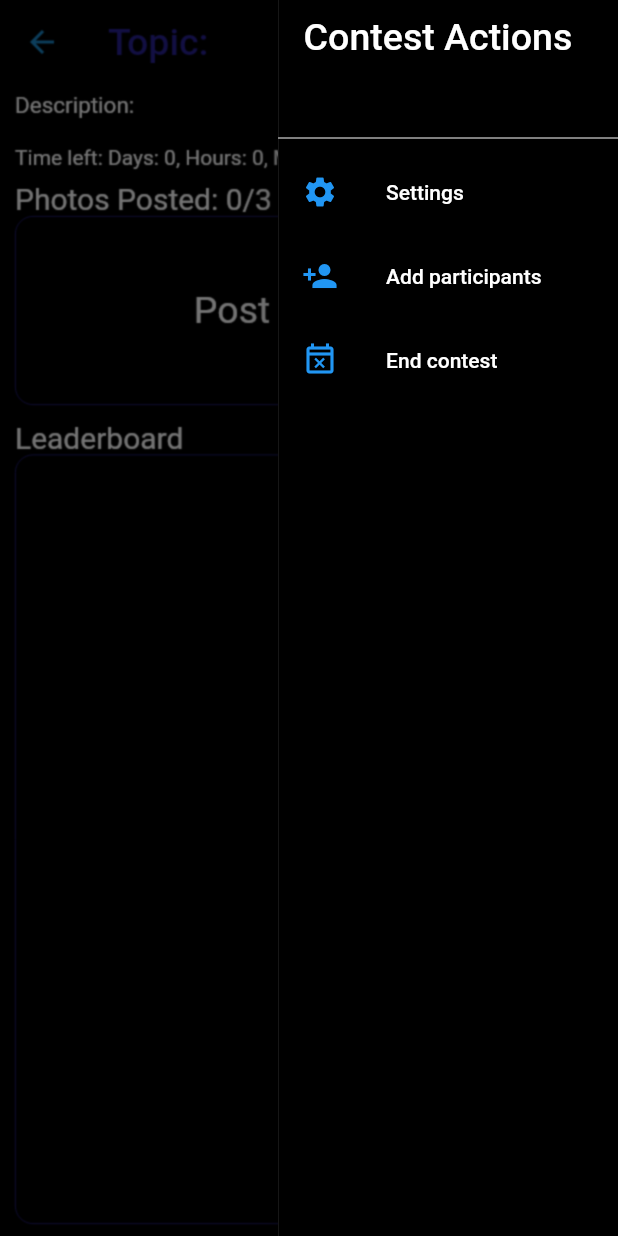
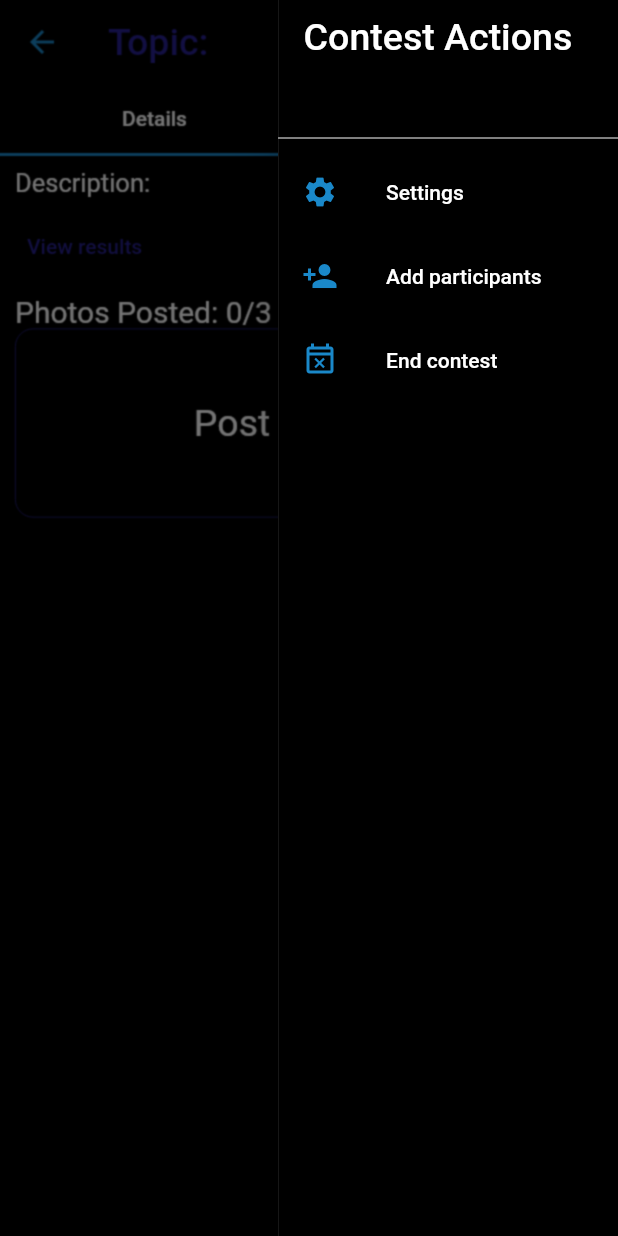
Before and after one commit to vishandesilva/SO-Group-Project, a Flutter app: the Contest screen opened directly with empty values, with the side drawer open, on a phone screen of 412 x 824 dp. Run offline on Flutter 3.47's test engine with Material 2 defaults, Android fonts, the light colour scheme and no system bars; drawn by our look-alikes of flutter_countdown_timer; our stand-ins replace cached_network_image, cloud_firestore, firebase_core, firebase_storage, flutter_map, geocoding and 7 more; missing offline and left inert: animator, firebase_ml_vision, flutter_map_location_marker, photofilters; accounts and stored records are empty.

Commit message:
new version

```diff
--- a/novus/lib/main.dart
+++ b/novus/lib/main.dart
@@ -19,7 +19,7 @@ class MyApp extends StatelessWidget {
       theme: ThemeData(
         scaffoldBackgroundColor: Colors.black,
         dialogBackgroundColor: Colors.grey,
-        iconTheme: IconThemeData(color: Colors.blue),
+        iconTheme: IconThemeData(color: createMaterialColor(Color(0xff1A88C9))),
         primarySwatch: createMaterialColor(Color(0xff272091)),
         hintColor: Colors.blue,
         cardColor: Colors.blue,
--- a/novus/lib/widgets/ContestWidget.dart
+++ b/novus/lib/widgets/ContestWidget.dart
@@ -55,8 +55,20 @@ class _ContestState extends State<Contest> {
 
   @override
   Widget build(BuildContext context) {
-    return Scaffold(
+    return DefaultTabController(
+      length: 2,
+      child: Scaffold(
         appBar: AppBar(
+          bottom: TabBar(
+            tabs: [
+              Tab(
+                text: "Details",
+              ),
+              Tab(
+                text: "Leaderboard",
+              ),
+            ],
+          ),
           leading: IconButton(
             onPressed: () => Navigator.of(context).pop(),
             icon: Icon(
@@ -109,9 +121,7 @@ class _ContestState extends State<Contest> {
                               'Settings',
                               style: TextStyle(color: Colors.white),
                             ),
-
                             onTap: () => contestSettingsForm(),
-
                           ),
                           ListTile(
                             leading: Icon(
@@ -144,16 +154,18 @@ class _ContestState extends State<Contest> {
             : null,
         body: isLoading
             ? circularProgress()
-          : Padding(
+            : TabBarView(
+                children: [
+                  Padding(
                     padding: const EdgeInsets.only(left: 10.0, right: 10.0, bottom: 8.0),
                     child: Column(
                       crossAxisAlignment: CrossAxisAlignment.start,
                       children: [
                         Container(
-                    padding: EdgeInsets.only(top: 5.0, bottom: 10.0),
+                          padding: EdgeInsets.only(top: 8.0),
                           child: Text(
                             "Description: " + widget.contestDescription,
-                      style: TextStyle(color: Colors.white, fontSize: 15.0),
+                            style: TextStyle(color: Colors.white, fontSize: 17.0),
                           ),
                         ),
                         Container(
@@ -164,10 +176,10 @@ class _ContestState extends State<Contest> {
                             ),
                             child: CountdownTimer(
                               textStyle: TextStyle(color: Colors.white),
-                        // endTime: widget.endDate,
-                        endTime: DateTime.now().millisecondsSinceEpoch + 1000 * 3,
+                              endTime: widget.endDate,
                               widgetBuilder: (context, CurrentRemainingTime time) {
                                 if (time == null) {
+                                  contestReference.doc(widget.contestId).update({'contestEnd': true});
                                   return TextButton(
                                     child: Text("View results"),
                                     onPressed: () {
@@ -262,11 +274,15 @@ class _ContestState extends State<Contest> {
                                           );
                                         },
                                       );
-                                });
+                                    },
+                                  );
                                 }
-                          return Text(
+                                return Padding(
+                                  padding: const EdgeInsets.only(top: 8.0, bottom: 8.0),
+                                  child: Text(
                                     'Time left: Days: ${time.days == null ? '0' : time.days}, Hours: ${time.hours == null ? '0' : time.hours}, Min: ${time.min == null ? '0' : time.min}',
-                            style: TextStyle(color: Colors.white),
+                                    style: TextStyle(color: Colors.white, fontSize: 17.0),
+                                  ),
                                 );
                               },
                             ),
@@ -319,13 +335,11 @@ class _ContestState extends State<Contest> {
                             ),
                           ),
                         ),
-                  Padding(
-                    padding: const EdgeInsets.only(top: 10.0),
-                    child: Text(
-                      "Leaderboard",
-                      style: TextStyle(color: Colors.white, fontSize: 20.0),
+                      ],
                     ),
                   ),
+                  Column(
+                    children: [
                       Expanded(
                         child: Container(
                           decoration: BoxDecoration(
@@ -345,6 +359,8 @@ class _ContestState extends State<Contest> {
                             },
                           ),
                         ),
+                      ),
+                    ],
                   ),
                 ],
               ),
--- a/novus/pubspec.yaml
+++ b/novus/pubspec.yaml
@@ -44,7 +44,7 @@ dependencies:
     timeago: ^2.0.29
     uuid: ^2.2.2
     flutter_map: ^0.11.0
-    latlong: ">=0.6.0"
+    latlong: '>=0.6.0'
     flutter_map_location_marker: ^0.0.7
     flutter_countdown_timer: ^4.0.2
     persistent_bottom_nav_bar: ^4.0.0
@@ -69,6 +69,7 @@ flutter:
 
     assets:
         - assets/images/google_logo.png
+        - assets/images/novus-logo.png
 
         # To add assets to your application, add an assets section, like this:
         # assets:
```
Also changed, not shown: novus/lib/pages/ContestPage.dart (+8 -11 lines), novus/lib/pages/HomePage.dart (+14 -8 lines), novus/lib/pages/ProfilePage.dart (+67 -9 lines), novus/lib/widgets/FlutterMap.dart (+19 -32 lines), novus/lib/widgets/HeaderWidget.dart (+19 -5 lines), novus/lib/widgets/PostWidget.dart (+14 -32 lines), novus/assets/images/novus-logo.png (added), novus/pubspec.lock. Lines whose indentation alone changed are shown as unchanged.
